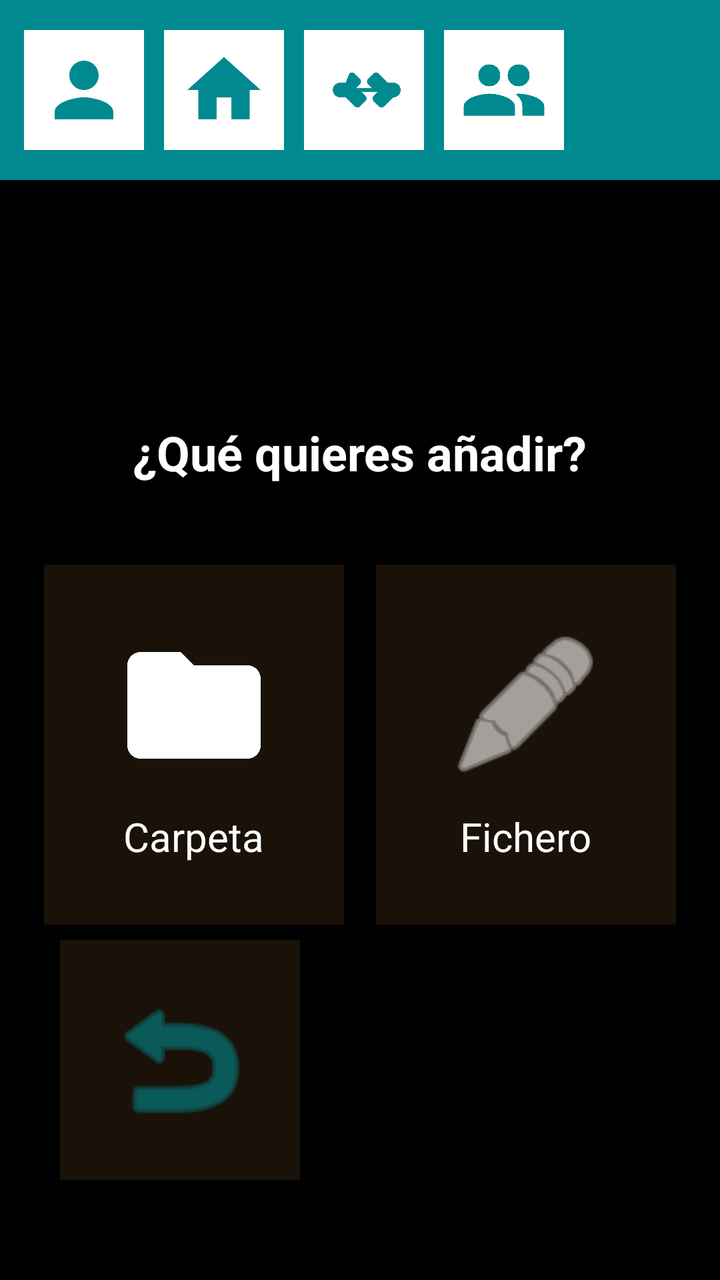
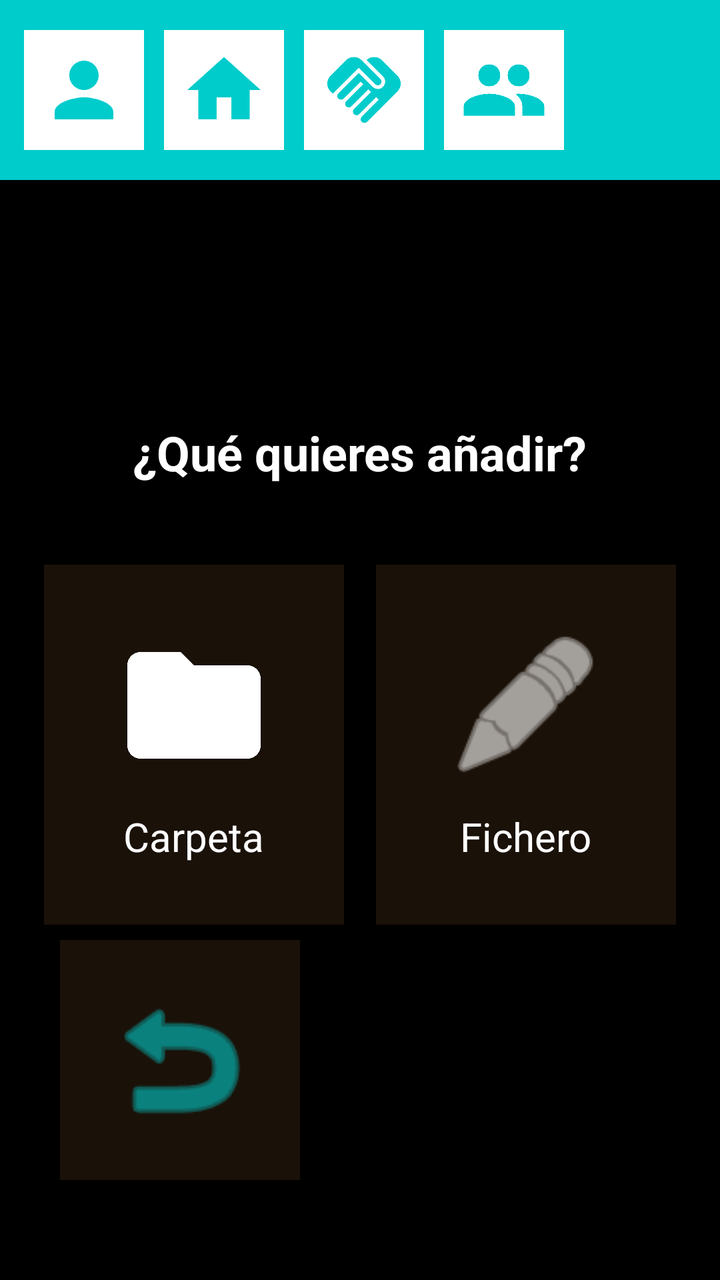

An Android layout rendered at two revisions. The XML below is the earlier revision; the diff shows what the commit changed to produce the second picture.
<!-- AndroidManifest.xml: application theme Theme.QuikFile -->
<!-- res/layout/activity_add.xml -->
<?xml version="1.0" encoding="utf-8"?>
<androidx.constraintlayout.widget.ConstraintLayout xmlns:android="http://schemas.android.com/apk/res/android"
    xmlns:app="http://schemas.android.com/apk/res-auto"
    xmlns:tools="http://schemas.android.com/tools"
    android:layout_width="match_parent"
    android:layout_height="match_parent"
    android:background="@color/background_black"
    tools:context=".AddActivity">

    
    <LinearLayout
        android:id="@+id/topBar"
        android:layout_width="match_parent"
        android:layout_height="90dp"
        android:background="@color/blue_app"
        android:gravity="center_vertical"
        android:orientation="horizontal"
        android:paddingStart="12dp"
        android:paddingEnd="12dp"
        app:layout_constraintTop_toTopOf="parent">

        <ImageView
            android:id="@+id/btnSettings"
            android:layout_width="60dp"
            android:layout_height="60dp"
            android:layout_marginEnd="10dp"
            android:background="@color/white"
            android:padding="8dp"
            android:src="@drawable/ic_person"
            app:tint="@color/blue_app" />

        <ImageView
            android:id="@+id/btnHome"
            android:layout_width="60dp"
            android:layout_height="60dp"
            android:layout_marginEnd="10dp"
            android:background="@color/white"
            android:padding="8dp"
            android:src="@drawable/ic_home"
            app:tint="@color/blue_app" />

        <ImageView
            android:id="@+id/btnShared"
            android:layout_width="60dp"
            android:layout_height="60dp"
            android:layout_marginEnd="10dp"
            android:background="@color/white"
            android:padding="8dp"
            android:src="@drawable/ic_handshake"
            app:tint="@color/blue_app" />

        <ImageView
            android:id="@+id/btnLogin"
            android:layout_width="60dp"
            android:layout_height="60dp"
            android:background="@color/white"
            android:padding="8dp"
            android:src="@drawable/ic_group"
            app:tint="@color/blue_app" />
    </LinearLayout>

    <TextView
        android:id="@+id/tvTitle"
        android:layout_width="wrap_content"
        android:layout_height="wrap_content"
        android:layout_marginTop="120dp"
        android:text="¿Qué quieres añadir?"
        android:textColor="@color/white"
        android:textSize="24sp"
        android:textStyle="bold"
        app:layout_constraintEnd_toEndOf="parent"
        app:layout_constraintStart_toStartOf="parent"
        app:layout_constraintTop_toBottomOf="@id/topBar" />

    <LinearLayout
        android:layout_width="match_parent"
        android:layout_height="wrap_content"
        android:layout_marginTop="40dp"
        android:gravity="center"
        android:orientation="horizontal"
        app:layout_constraintTop_toBottomOf="@id/tvTitle">

        
        <LinearLayout
            android:id="@+id/btnNewFolder"
            android:layout_width="150dp"
            android:layout_height="180dp"
            android:layout_marginEnd="16dp"
            android:background="#1A1108"
            android:gravity="center"
            android:orientation="vertical">

            <ImageView
                android:layout_width="80dp"
                android:layout_height="80dp"
                android:src="@drawable/ic_folder"
                app:tint="@color/white" />

            <TextView
                android:layout_width="wrap_content"
                android:layout_height="wrap_content"
                android:layout_marginTop="12dp"
                android:text="Carpeta"
                android:textColor="@color/white"
                android:textSize="20sp" />
        </LinearLayout>

        
        <LinearLayout
            android:id="@+id/btnNewFile"
            android:layout_width="150dp"
            android:layout_height="180dp"
            android:background="#1A1108"
            android:gravity="center"
            android:orientation="vertical">

            <ImageView
                android:layout_width="80dp"
                android:layout_height="80dp"
                android:src="@android:drawable/ic_menu_edit"
                app:tint="@color/white" />

            <TextView
                android:layout_width="wrap_content"
                android:layout_height="wrap_content"
                android:layout_marginTop="12dp"
                android:text="Fichero"
                android:textColor="@color/white"
                android:textSize="20sp" />
        </LinearLayout>
    </LinearLayout>

    
    <ImageView
        android:id="@+id/btnBack"
        android:layout_width="120dp"
        android:layout_height="120dp"
        android:layout_marginStart="30dp"
        android:layout_marginBottom="50dp"
        android:background="#1A1108"
        android:padding="20dp"
        android:src="@android:drawable/ic_menu_revert"
        app:layout_constraintBottom_toBottomOf="parent"
        app:layout_constraintStart_toStartOf="parent"
        app:tint="@color/blue_app" />

</androidx.constraintlayout.widget.ConstraintLayout>
<!-- resources referenced by this layout -->
<resources>
  <color name="background_black">#000000</color>//si lo he puesto todo bien sobraria este
  <color name="blue_app">#008A90</color>
  <color name="white">#FFFFFFFF</color>
  <!-- drawable ic_folder (drawable) -->
  <?xml version="1.0" encoding="utf-8"?>
  <vector xmlns:android="http://schemas.android.com/apk/res/android"
      android:width="24dp"
      android:height="24dp"
      android:viewportWidth="24"
      android:viewportHeight="24">
      <path
          android:fillColor="#FFFFFF"
          android:pathData="M10,4H4C2.9,4 2,4.9 2,6V18C2,19.1 2.9,20 4,20H20C21.1,20 22,19.1 22,18V8C22,6.9 21.1,6 20,6H12L10,4Z"/>
  </vector>
  <!-- drawable ic_group (drawable) -->
  <?xml version="1.0" encoding="utf-8"?>
  <vector xmlns:android="http://schemas.android.com/apk/res/android"
      android:width="24dp"
      android:height="24dp"
      android:viewportWidth="24"
      android:viewportHeight="24">
      <path
          android:fillColor="#000000"
          android:pathData="M16,11c1.66,0 2.99,-1.34 2.99,-3S17.66,5 16,5s-3,1.34 -3,3 1.34,3 3,3zM8,11c1.66,0 2.99,-1.34 2.99,-3S9.66,5 8,5 5,6.34 5,8s1.34,3 3,3zM8,13c-2.33,0 -7,1.17 -7,3.5V19h14v-2.5c0,-2.33 -4.67,-3.5 -7,-3.5zM16,13c-0.29,0 -0.62,0.02 -0.97,0.05 1.16,0.84 1.97,1.97 1.97,3.45V19h6v-2.5c0,-2.33 -4.67,-3.5 -7,-3.5z"/>
  </vector>
  <!-- drawable ic_handshake (drawable) -->
  <?xml version="1.0" encoding="utf-8"?>
  <vector xmlns:android="http://schemas.android.com/apk/res/android"
      android:width="24dp"
      android:height="24dp"
      android:viewportWidth="24"
      android:viewportHeight="24">
      <path
          android:fillColor="#000000"
          android:pathData="M22,12c0,-1.1 -0.9,-2 -2,-2h-1.5l-2.5,-2.5c-0.39,-0.39 -1.01,-0.39 -1.4,0l-1.5,1.5c-0.39,0.39 -0.39,1.01 0,1.4l1.1,1.1h-4.4l1.1,-1.1c0.39,-0.39 0.39,-1.01 0,-1.4l-1.5,-1.5c-0.39,-0.39 -1.01,-0.39 -1.4,0L7,10H5.5c-1.1,0 -2,0.9 -2,2s0.9,2 2,2h1.5l2.5,2.5c0.39,0.39 1.01,0.39 1.4,0l1.5,-1.5c0.39,-0.39 0.39,-1.01 0,-1.4l-1.1,-1.1h4.4l-1.1,1.1c-0.39,0.39 -0.39,1.01 0,1.4l1.5,1.5c0.39,0.39 1.01,0.39 1.4,0l2.5,-2.5H20c1.1,0 2,-0.9 2,-2z"/>
  </vector>
  <!-- drawable ic_home (drawable) -->
  <?xml version="1.0" encoding="utf-8"?>
  <vector xmlns:android="http://schemas.android.com/apk/res/android"
      android:width="24dp"
      android:height="24dp"
      android:viewportWidth="24"
      android:viewportHeight="24">
      <path
          android:fillColor="#000000"
          android:pathData="M10,20V14H14V20H19V12H22L12,3L2,12H5V20H10Z"/>
  </vector>
  <!-- drawable ic_person (drawable) -->
  <?xml version="1.0" encoding="utf-8"?>
  <vector xmlns:android="http://schemas.android.com/apk/res/android"
      android:width="24dp"
      android:height="24dp"
      android:viewportWidth="24"
      android:viewportHeight="24">
      <path
          android:fillColor="#000000"
          android:pathData="M12,12c2.21,0 4,-1.79 4,-4s-1.79,-4 -4,-4 -4,1.79 -4,4 1.79,4 4,4zM12,14c-2.67,0 -8,1.34 -8,4v2h16v-2c0,-2.66 -5.33,-4 -8,-4z"/>
  </vector>
  <style name="Theme.QuikFile" parent="Base.Theme.QuikFile" />
  <style name="Base.Theme.QuikFile" parent="Theme.Material3.DayNight.NoActionBar">
          
          
      </style>
</resources>

<!-- the commit's change to res/layout/activity_add.xml (unified diff, before → after) -->
@@ -4,7 +4,7 @@
     xmlns:tools="http://schemas.android.com/tools"
     android:layout_width="match_parent"
     android:layout_height="match_parent"
-    android:background="@color/background_black"
+    android:background="@color/black"
     tools:context=".AddActivity">
 
     
<!-- resource entries referenced after the edit -->
@@ -1,7 +1,7 @@
 <!-- resources referenced by this layout -->
 <resources>
-  <color name="background_black">#000000</color>//si lo he puesto todo bien sobraria este
-  <color name="blue_app">#008A90</color>
+  <color name="black">#FF000000</color>
+  <color name="blue_app">#00CCCC</color>
   <color name="white">#FFFFFFFF</color>
   <!-- drawable ic_folder (drawable) -->
   <?xml version="1.0" encoding="utf-8"?>
@@ -26,15 +26,10 @@
           android:pathData="M16,11c1.66,0 2.99,-1.34 2.99,-3S17.66,5 16,5s-3,1.34 -3,3 1.34,3 3,3zM8,11c1.66,0 2.99,-1.34 2.99,-3S9.66,5 8,5 5,6.34 5,8s1.34,3 3,3zM8,13c-2.33,0 -7,1.17 -7,3.5V19h14v-2.5c0,-2.33 -4.67,-3.5 -7,-3.5zM16,13c-0.29,0 -0.62,0.02 -0.97,0.05 1.16,0.84 1.97,1.97 1.97,3.45V19h6v-2.5c0,-2.33 -4.67,-3.5 -7,-3.5z"/>
   </vector>
   <!-- drawable ic_handshake (drawable) -->
-  <?xml version="1.0" encoding="utf-8"?>
-  <vector xmlns:android="http://schemas.android.com/apk/res/android"
-      android:width="24dp"
-      android:height="24dp"
-      android:viewportWidth="24"
-      android:viewportHeight="24">
-      <path
-          android:fillColor="#000000"
-          android:pathData="M22,12c0,-1.1 -0.9,-2 -2,-2h-1.5l-2.5,-2.5c-0.39,-0.39 -1.01,-0.39 -1.4,0l-1.5,1.5c-0.39,0.39 -0.39,1.01 0,1.4l1.1,1.1h-4.4l1.1,-1.1c0.39,-0.39 0.39,-1.01 0,-1.4l-1.5,-1.5c-0.39,-0.39 -1.01,-0.39 -1.4,0L7,10H5.5c-1.1,0 -2,0.9 -2,2s0.9,2 2,2h1.5l2.5,2.5c0.39,0.39 1.01,0.39 1.4,0l1.5,-1.5c0.39,-0.39 0.39,-1.01 0,-1.4l-1.1,-1.1h4.4l-1.1,1.1c-0.39,0.39 -0.39,1.01 0,1.4l1.5,1.5c0.39,0.39 1.01,0.39 1.4,0l2.5,-2.5H20c1.1,0 2,-0.9 2,-2z"/>
+  <vector xmlns:android="http://schemas.android.com/apk/res/android" android:height="24dp" android:tint="@color/blue_app" android:viewportHeight="24" android:viewportWidth="24" android:width="24dp">
+  
+      <path android:fillColor="@android:color/white" android:pathData="M16.48,10.41c-0.39,0.39 -1.04,0.39 -1.43,0l-4.47,-4.46l-7.05,7.04l-0.66,-0.63c-1.17,-1.17 -1.17,-3.07 0,-4.24l4.24,-4.24c1.17,-1.17 3.07,-1.17 4.24,0L16.48,9C16.87,9.39 16.87,10.02 16.48,10.41zM17.18,8.29c0.78,0.78 0.78,2.05 0,2.83c-1.27,1.27 -2.61,0.22 -2.83,0l-3.76,-3.76l-5.57,5.57c-0.39,0.39 -0.39,1.02 0,1.41c0.39,0.39 1.02,0.39 1.42,0l4.62,-4.62l0.71,0.71l-4.62,4.62c-0.39,0.39 -0.39,1.02 0,1.41c0.39,0.39 1.02,0.39 1.42,0l4.62,-4.62l0.71,0.71l-4.62,4.62c-0.39,0.39 -0.39,1.02 0,1.41c0.39,0.39 1.02,0.39 1.41,0l4.62,-4.62l0.71,0.71l-4.62,4.62c-0.39,0.39 -0.39,1.02 0,1.41c0.39,0.39 1.02,0.39 1.41,0l8.32,-8.34c1.17,-1.17 1.17,-3.07 0,-4.24l-4.24,-4.24c-1.15,-1.15 -3.01,-1.17 -4.18,-0.06L17.18,8.29z"/>
+  
   </vector>
   <!-- drawable ic_home (drawable) -->
   <?xml version="1.0" encoding="utf-8"?>
